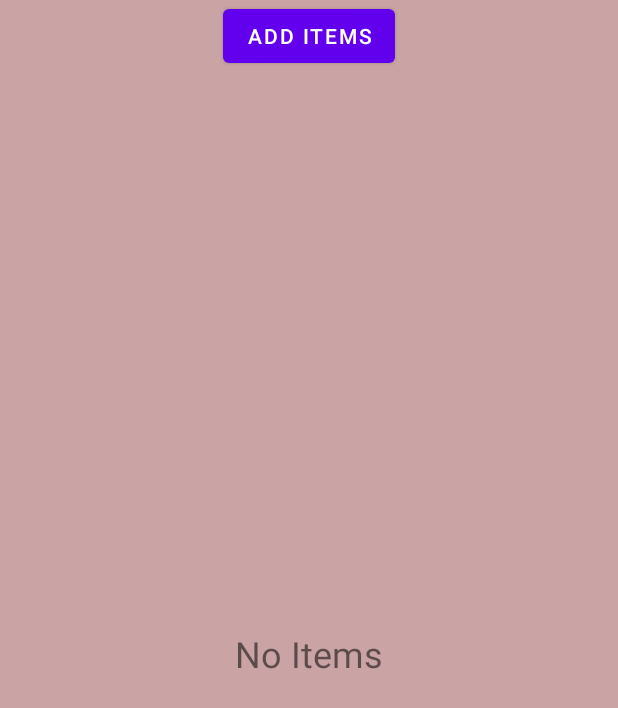
After one commit to antorparvez/AndroidDelligramPractice, an Android app: the RecyelerVIewPagination screen opened directly, with no data from a screen before it, on a phone screen of 412 x 824 dp. The commit adds this screen. Shown: the top 708 px of the screen. Run offline under Robolectric (Android 15) with nearby library versions, the phone set to English and light mode, and no system bars.

```diff
--- a/app/src/main/AndroidManifest.xml
+++ b/app/src/main/AndroidManifest.xml
@@ -11,7 +11,8 @@
         android:roundIcon="@mipmap/ic_launcher_round"
         android:supportsRtl="true"
         android:theme="@style/Theme.AndroidPracticeDelligram">
-        <activity android:name=".ui_viewpager2.ViewPager2Activity"></activity>
+        <activity android:name=".ui_recylerview_pagination.RecyelerVIewPagination"></activity>
+        <activity android:name=".ui_viewpager2.ViewPager2Activity" />
         <activity android:name=".ui_recylerview.RecyclerViewActivity" />
         <activity android:name=".ui_constraint_layout.ConstraintLayoutActivity" />
         <activity android:name=".ui_cardview.CardViewToastActivity" />
--- a/app/src/main/java/com/example/androidpracticedelligram/MainActivity.kt
+++ b/app/src/main/java/com/example/androidpracticedelligram/MainActivity.kt
@@ -11,6 +11,7 @@ import com.example.androidpracticedelligram.databinding.ActivityMainBinding
 import com.example.androidpracticedelligram.ui_cardview.CardViewToastActivity
 import com.example.androidpracticedelligram.ui_constraint_layout.ConstraintLayoutActivity
 import com.example.androidpracticedelligram.ui_recylerview.RecyclerViewActivity
+import com.example.androidpracticedelligram.ui_recylerview_pagination.RecyelerVIewPagination
 import com.example.androidpracticedelligram.ui_viewpager.ViewPagerActivity
 import com.example.androidpracticedelligram.ui_viewpager2.ViewPager2Activity
 
@@ -66,6 +67,10 @@ class MainActivity : AppCompatActivity() {
             val intent = Intent(this, ViewPager2Activity::class.java)
             startActivity(intent)
         }
+        binding.recyclerViewPaginationBtn.setOnClickListener {
+            val intent = Intent(this, RecyelerVIewPagination::class.java)
+            startActivity(intent)
+        }
 
 
     }
--- a/app/src/main/java/com/example/androidpracticedelligram/ui_recylerview/RecyclerViewActivity.kt
+++ b/app/src/main/java/com/example/androidpracticedelligram/ui_recylerview/RecyclerViewActivity.kt
@@ -43,15 +43,12 @@ class RecyclerViewActivity : BaseActivity() {
 
     private fun removeValueFromList(position: Int) {
 
-
         item.removeAt(position)
         adpter.notifyItemRemoved(position)
 
     }
 
     private fun onItemUpdate(position: Int) {
-
-        Toast.makeText(this,"$position + hi",Toast.LENGTH_SHORT).show()
         updateItemValueFromList(position)
 
     }
--- /dev/null
+++ b/app/src/main/java/com/example/androidpracticedelligram/ui_recylerview_pagination/RecyelerVIewPagination.kt
@@ -0,0 +1,89 @@
+package com.example.androidpracticedelligram.ui_recylerview_pagination
+
+import android.opengl.Visibility
+import androidx.appcompat.app.AppCompatActivity
+import android.os.Bundle
+import android.util.Log
+import android.view.View
+import android.widget.Button
+import android.widget.TextView
+import android.widget.Toast
+import androidx.recyclerview.widget.LinearLayoutManager
+import androidx.recyclerview.widget.RecyclerView
+import com.example.androidpracticedelligram.R
+
+class RecyelerVIewPagination : AppCompatActivity() {
+
+    lateinit var list: java.util.ArrayList<String>
+    lateinit var list2: java.util.ArrayList<String>
+    lateinit var recyclerView: RecyclerView
+    lateinit var adpter: ReyclerViewPaginationAdapter
+    lateinit var addBtn: Button
+    lateinit var noItems: TextView
+
+    override fun onCreate(savedInstanceState: Bundle?) {
+        super.onCreate(savedInstanceState)
+        setContentView(R.layout.activity_recyeler_v_iew_pagination)
+
+        initVals()
+
+
+
+        recyclerView = findViewById(R.id.paginationRV)
+
+        recyclerView.layoutManager = LinearLayoutManager(
+            applicationContext,
+            LinearLayoutManager.VERTICAL,
+            false
+        )
+        adpter = ReyclerViewPaginationAdapter(list2)
+        //adpter = recylerViewCustomViewAdapter
+        recyclerView.adapter = adpter
+
+
+
+
+        addBtn.setOnClickListener {
+            var i = 0
+            if (list2.size <= list.size) {
+                noItems.visibility = View.GONE
+                list2.add(list[i])
+                list2.add(list[i + 1])
+                list2.add(list[i + 2])
+                i += 2
+                Log.d("TAG", "onCreate: " + list2.size)
+            } else {
+                Toast.makeText(applicationContext, "no item on list", Toast.LENGTH_SHORT).show()
+            }
+            adpter.notifyDataSetChanged()
+
+
+        }
+    }
+
+    private fun initVals() {
+
+        list = ArrayList()
+        list2 = ArrayList()
+        addBtn = findViewById(R.id.addBtn)
+        noItems = findViewById(R.id.no_itemTV)
+
+
+        list.add(" Left side view")
+        list.add("Right side view")
+        list.add(" Left side view")
+        list.add("Right side view")
+        list.add(" Left side view")
+        list.add(" Left side view")
+        list.add("Right side view")
+        list.add(" Left side view")
+        list.add("Right side view")
+        list.add(" Left side view")
+        list.add(" Left side view")
+        list.add("Right side view")
+        list.add(" Left side view")
+        list.add("Right side view")
+        list.add(" Left side view")
+
+    }
+}
--- /dev/null
+++ b/app/src/main/java/com/example/androidpracticedelligram/ui_recylerview_pagination/ReyclerViewPaginationAdapter.kt
@@ -0,0 +1,54 @@
+package com.example.androidpracticedelligram.ui_recylerview_pagination
+
+import android.view.LayoutInflater
+import android.view.View
+import android.view.ViewGroup
+import android.widget.TextView
+import androidx.recyclerview.widget.RecyclerView
+import com.example.androidpracticedelligram.R
+
+class ReyclerViewPaginationAdapter(val list: List<String>) :
+    RecyclerView.Adapter<ReyclerViewPaginationAdapter.ViewHolder> (){
+
+    private val LAYOUT_LEFT = 0
+    private val LAYOUT_RIGHT = 1
+
+    override fun onCreateViewHolder(parent: ViewGroup, viewType: Int): ViewHolder {
+       /* val view: View =
+            LayoutInflater.from(parent.context).inflate(R.layout.item_right, parent, false)
+         return ViewHolder(view)*/
+
+        val view: View = if(viewType==LAYOUT_LEFT) {
+            LayoutInflater.from(parent.context).inflate(R.layout.item_left, parent, false);
+
+        } else {
+            LayoutInflater.from(parent.context).inflate(R.layout.item_right, parent, false);
+
+        }
+
+        return ViewHolder(view)
+
+    }
+
+    override fun getItemViewType(position: Int): Int {
+        return if(position % 2 ==0 )
+            LAYOUT_LEFT;
+        else
+            LAYOUT_RIGHT;
+    }
+
+    override fun onBindViewHolder(holder: ViewHolder, position: Int) {
+        holder.item_left_right_tv.text = "$position ${list[position ]} "
+    }
+
+    override fun getItemCount(): Int {
+        return list.size
+    }
+
+
+
+    inner class ViewHolder(itemView: View): RecyclerView.ViewHolder(itemView) {
+        val item_left_right_tv : TextView = itemView.findViewById(R.id.item_left_right_tv)
+
+    }
+}
--- /dev/null
+++ b/app/src/main/res/layout/activity_recyeler_v_iew_pagination.xml
@@ -0,0 +1,32 @@
+<?xml version="1.0" encoding="utf-8"?>
+<LinearLayout xmlns:android="http://schemas.android.com/apk/res/android"
+    xmlns:app="http://schemas.android.com/apk/res-auto"
+    xmlns:tools="http://schemas.android.com/tools"
+    android:layout_width="match_parent"
+    android:layout_height="match_parent"
+    android:orientation="vertical"
+    android:background="#CAA4A4"
+    tools:context=".ui_recylerview_pagination.RecyelerVIewPagination">
+
+
+    <Button
+        android:layout_width="wrap_content"
+        android:layout_height="wrap_content"
+        android:text="Add items"
+        android:layout_gravity="center_horizontal"
+        android:id="@+id/addBtn"/>
+    <TextView
+        android:layout_width="match_parent"
+        android:layout_height="match_parent"
+        android:background="#CAA4A4"
+        android:id="@+id/no_itemTV"
+        android:text="No Items"
+        android:gravity="center"
+        android:textSize="24sp"/>
+    <androidx.recyclerview.widget.RecyclerView
+        android:layout_width="match_parent"
+        android:layout_height="wrap_content"
+        android:id="@+id/paginationRV"/>
+
+
+</LinearLayout>
```
Also changed, not shown: app/src/main/java/com/example/androidpracticedelligram/ui_recylerview/RecyclerCustomViewAdapter.kt (+7 -5 lines), app/src/main/res/layout/activity_main.xml (+8 -0 lines), app/src/main/res/layout/item_left.xml (added, +20 -0 lines), app/src/main/res/layout/item_right.xml (added, +21 -0 lines).
